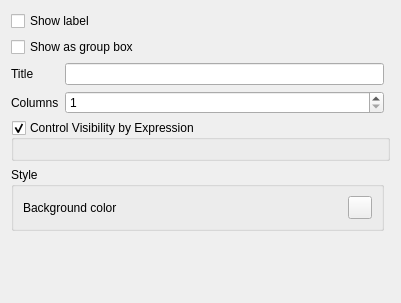
This is src/ui/attributeformconfig/qgsattributeformcontaineredit.ui in nextgis/nextgisqgis as Qt 5 draws it before an edit. The edited form follows.
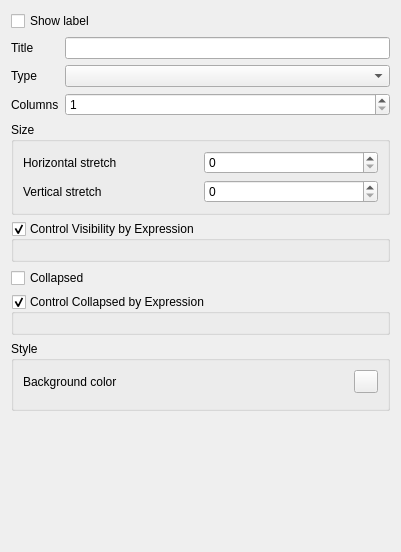
This is the edited form. Custom widgets are drawn as their Qt base class.

The edit to the form file:
```diff
--- a/src/ui/attributeformconfig/qgsattributeformcontaineredit.ui
+++ b/src/ui/attributeformconfig/qgsattributeformcontaineredit.ui
@@ -7,24 +7,81 @@
     <x>0</x>
     <y>0</y>
     <width>401</width>
-    <height>303</height>
+    <height>552</height>
    </rect>
   </property>
   <property name="windowTitle">
    <string notr="true">Form</string>
   </property>
   <layout class="QGridLayout" name="gridLayout">
-   <item row="3" column="0">
-    <widget class="QLabel" name="label_2">
-     <property name="text">
-      <string>Columns</string>
+   <item row="6" column="0" colspan="2">
+    <widget class="QGroupBox" name="mSizeGroupBox">
+     <property name="title">
+      <string>Size</string>
      </property>
+     <layout class="QGridLayout" name="gridLayout_5">
+      <item row="0" column="0">
+       <widget class="QLabel" name="mColumnsLabel_2">
+        <property name="text">
+         <string>Horizontal stretch</string>
+        </property>
+       </widget>
+      </item>
+      <item row="0" column="1">
+       <widget class="QgsSpinBox" name="mHozStretchSpin">
+        <property name="minimum">
+         <number>0</number>
+        </property>
+        <property name="maximum">
+         <number>10</number>
+        </property>
+        <property name="value">
+         <number>0</number>
+        </property>
+       </widget>
+      </item>
+      <item row="1" column="0">
+       <widget class="QLabel" name="mColumnsLabel_3">
+        <property name="text">
+         <string>Vertical stretch</string>
+        </property>
+       </widget>
+      </item>
+      <item row="1" column="1">
+       <widget class="QgsSpinBox" name="mVertStretchSpin">
+        <property name="minimum">
+         <number>0</number>
+        </property>
+        <property name="maximum">
+         <number>10</number>
+        </property>
+        <property name="value">
+         <number>0</number>
+        </property>
+       </widget>
+      </item>
+     </layout>
     </widget>
    </item>
-   <item row="0" column="0" colspan="2">
-    <widget class="QCheckBox" name="mShowLabelCheckBox">
+   <item row="7" column="0" colspan="2">
+    <widget class="QgsCollapsibleGroupBox" name="mControlVisibilityGroupBox">
+     <property name="title">
+      <string>Control Visibility by Expression</string>
+     </property>
+     <property name="checkable">
+      <bool>true</bool>
+     </property>
+     <layout class="QGridLayout" name="gridLayout_2">
+      <item row="0" column="0">
+       <widget class="QgsFieldExpressionWidget" name="mVisibilityExpressionWidget" native="true"/>
+      </item>
+     </layout>
+    </widget>
+   </item>
+   <item row="9" column="0" colspan="2">
+    <widget class="QCheckBox" name="mCollapsedCheckBox">
      <property name="text">
-      <string>Show label</string>
+      <string>Collapsed</string>
      </property>
     </widget>
    </item>
@@ -35,7 +92,14 @@
      </property>
     </widget>
    </item>
-   <item row="6" column="0">
+   <item row="0" column="0" colspan="2">
+    <widget class="QCheckBox" name="mShowLabelCheckBox">
+     <property name="text">
+      <string>Show label</string>
+     </property>
+    </widget>
+   </item>
+   <item row="13" column="0">
     <spacer name="verticalSpacer">
      <property name="orientation">
       <enum>Qt::Vertical</enum>
@@ -48,42 +112,7 @@
      </property>
     </spacer>
    </item>
-   <item row="4" column="0" colspan="3">
-    <widget class="QgsCollapsibleGroupBox" name="mControlVisibilityGroupBox">
-     <property name="title">
-      <string>Control Visibility by Expression</string>
-     </property>
-     <property name="checkable">
-      <bool>true</bool>
-     </property>
-     <layout class="QGridLayout" name="gridLayout_2">
-      <item row="0" column="0">
-       <widget class="QgsFieldExpressionWidget" name="mVisibilityExpressionWidget" native="true"/>
-      </item>
-     </layout>
-    </widget>
-   </item>
-   <item row="3" column="1">
-    <widget class="QgsSpinBox" name="mColumnCountSpinBox">
-     <property name="minimum">
-      <number>1</number>
-     </property>
-     <property name="maximum">
-      <number>10</number>
-     </property>
-    </widget>
-   </item>
-   <item row="2" column="1">
-    <widget class="QLineEdit" name="mTitleLineEdit"/>
-   </item>
-   <item row="1" column="0" colspan="2">
-    <widget class="QCheckBox" name="mShowAsGroupBoxCheckBox">
-     <property name="text">
-      <string>Show as group box</string>
-     </property>
-    </widget>
-   </item>
-   <item row="5" column="0" colspan="2">
+   <item row="12" column="0" colspan="2">
     <widget class="QgsCollapsibleGroupBox" name="mGroupBox">
      <property name="title">
       <string>Style</string>
@@ -99,18 +128,85 @@
       <item row="1" column="1">
        <widget class="QgsColorButton" name="mBackgroundColorButton"/>
       </item>
+      <item row="2" column="0" colspan="2">
+       <widget class="QgsFormLabelFormatWidget" name="mFormLabelFormatWidget" native="true">
+        <property name="sizePolicy">
+         <sizepolicy hsizetype="MinimumExpanding" vsizetype="Preferred">
+          <horstretch>0</horstretch>
+          <verstretch>0</verstretch>
+         </sizepolicy>
+        </property>
+       </widget>
+      </item>
      </layout>
     </widget>
    </item>
+   <item row="10" column="0" colspan="2">
+    <widget class="QgsCollapsibleGroupBox" name="mControlCollapsedGroupBox">
+     <property name="title">
+      <string>Control Collapsed by Expression</string>
+     </property>
+     <property name="checkable">
+      <bool>true</bool>
+     </property>
+     <layout class="QGridLayout" name="gridLayout_4">
+      <item row="0" column="0">
+       <widget class="QgsFieldExpressionWidget" name="mCollapsedExpressionWidget" native="true"/>
+      </item>
+     </layout>
+    </widget>
+   </item>
+   <item row="3" column="1">
+    <widget class="QComboBox" name="mTypeCombo"/>
+   </item>
+   <item row="2" column="1">
+    <widget class="QLineEdit" name="mTitleLineEdit"/>
+   </item>
+   <item row="3" column="0">
+    <widget class="QLabel" name="label_4">
+     <property name="text">
+      <string>Type</string>
+     </property>
+    </widget>
+   </item>
+   <item row="4" column="0">
+    <widget class="QLabel" name="mColumnsLabel">
+     <property name="text">
+      <string>Columns</string>
+     </property>
+    </widget>
+   </item>
+   <item row="4" column="1">
+    <widget class="QgsSpinBox" name="mColumnCountSpinBox">
+     <property name="minimum">
+      <number>1</number>
+     </property>
+     <property name="maximum">
+      <number>10</number>
+     </property>
+    </widget>
+   </item>
   </layout>
  </widget>
  <customwidgets>
+  <customwidget>
+   <class>QgsColorButton</class>
+   <extends>QToolButton</extends>
+   <header>qgscolorbutton.h</header>
+   <container>1</container>
+  </customwidget>
   <customwidget>
    <class>QgsCollapsibleGroupBox</class>
    <extends>QGroupBox</extends>
    <header>qgscollapsiblegroupbox.h</header>
    <container>1</container>
   </customwidget>
+  <customwidget>
+   <class>QgsFormLabelFormatWidget</class>
+   <extends>QWidget</extends>
+   <header>qgsformlabelformatwidget.h</header>
+   <container>1</container>
+  </customwidget>
   <customwidget>
    <class>QgsSpinBox</class>
    <extends>QSpinBox</extends>
@@ -122,12 +218,6 @@
    <header>qgsfieldexpressionwidget.h</header>
    <container>1</container>
   </customwidget>
-  <customwidget>
-   <class>QgsColorButton</class>
-   <extends>QToolButton</extends>
-   <header>qgscolorbutton.h</header>
-   <container>1</container>
-  </customwidget>
  </customwidgets>
  <tabstops>
   <tabstop>mShowLabelCheckBox</tabstop>
```
Left out of the diff: 6 changed lines with no effect on the pictures.
